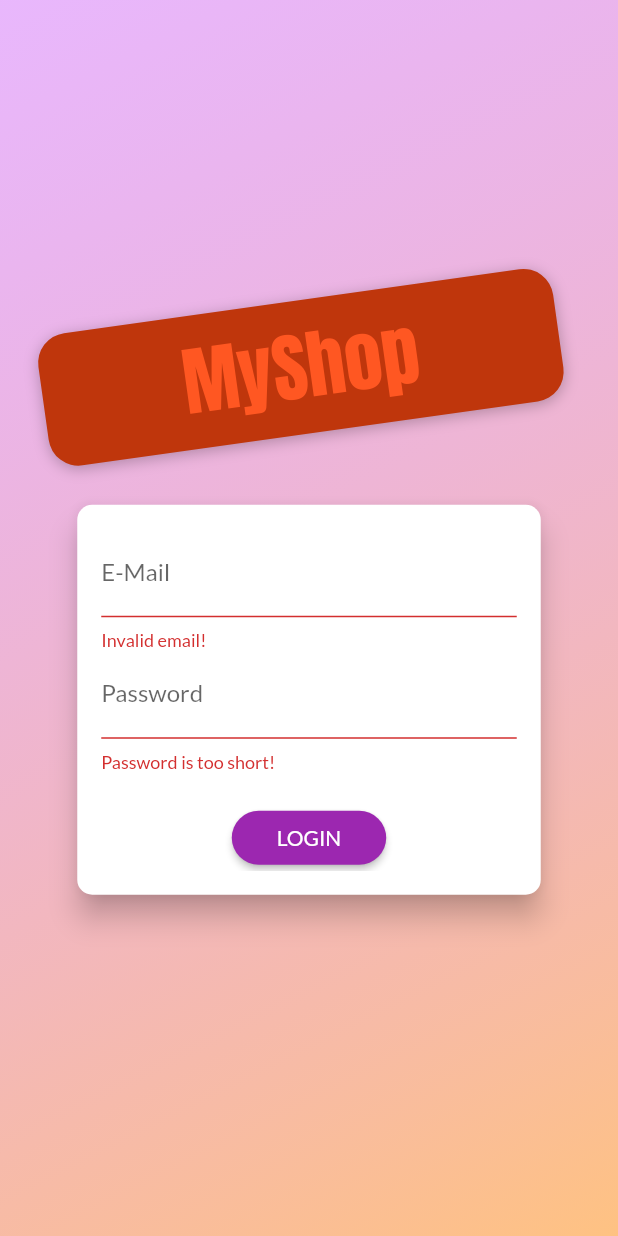
After one commit to rahulkolage/shop_app, a Flutter app: the screen it shows after launch, after a tap on "LOGIN", on a phone screen of 412 x 824 dp. The commit adds this screen. Run offline on Flutter 3.47's test engine with Material 2 defaults, Android fonts, the phone set to English and light mode, and no system bars; network calls fail.

Commit message:
Store auth token,ProxyProvider, attaching token to each http request, filtering data as per user

```diff
--- a/lib/main.dart
+++ b/lib/main.dart
@@ -7,7 +7,9 @@ import './screens/cart_screen.dart';
 import './screens/orders_screen.dart';
 import './screens/user_products_screen.dart';
 import './screens/edit_product_screen.dart';
+import './screens/auth_screen.dart';
 
+import './providers/auth.dart';
 import './providers/products_provider.dart';
 import './providers/cart.dart';
 import './providers/orders.dart';
@@ -21,8 +23,22 @@ class MyApp extends StatelessWidget {
         providers: [
           ChangeNotifierProvider(
             create: (ctx) {
+              return Auth();
+            },
+          ),
+          // first argument: i.e. Auth class, type of data that you depend on
+          // second argument: i.e. ProductsProvider, type of data you provide here.
+          ChangeNotifierProxyProvider<Auth, ProductsProvider>(
+            // ctx: new context generated, we can use _ in place too.
+            // value: is auth object of Auth provider which is passed to ChangeNotifierProxyProvider
+            // previous: is previous state i.e. old products object
+            update: (ctx, auth, previousProducts) => ProductsProvider(
+                auth.token!,
+                auth.userId!,
+                previousProducts == null ? [] : previousProducts.items),
+            create: (ctx) {
               // return instane of provider class
-            return ProductsProvider();
+              return ProductsProvider(null, null, []);
             },
           ),
           ChangeNotifierProvider(
@@ -30,13 +46,19 @@ class MyApp extends StatelessWidget {
               return Cart();
             },
           ),
-        ChangeNotifierProvider(
+          ChangeNotifierProxyProvider<Auth, Orders>(
+            update: (ctx, auth, previousOrders) => Orders(
+              auth.token!,
+              auth.userId!,
+              previousOrders == null ? [] : previousOrders.orders
+            ),
             create: (ctx) {
-            return Orders();
+              return Orders(null, null, []);
             },
           ),
         ],
-      child: MaterialApp(
+        child: Consumer<Auth>(
+          builder: (ctx, auth, _) => MaterialApp(
             title: 'MyShop',
             theme: ThemeData(
               primarySwatch: Colors.purple,
@@ -44,8 +66,12 @@ class MyApp extends StatelessWidget {
                 accentColor: Colors.deepOrange,
                 primarySwatch: Colors.purple,
               ),
-            fontFamily: 'Lato'),
-        home: ProductsOverviewScreen(),
+              fontFamily: 'Lato',
+              textTheme: const TextTheme(
+                button: TextStyle(color: Colors.white),
+              ),
+            ),
+            home: auth.isAuth ? ProductsOverviewScreen() : AuthScreen(),
             routes: {
               ProductDetailScreen.routeName: (context) => ProductDetailScreen(),
               CartScreen.routeName: (context) => CartScreen(),
@@ -54,7 +80,7 @@ class MyApp extends StatelessWidget {
               EditProductScreen.routeName: (context) => EditProductScreen(),
             },
           ),
-    );
+        ));
 
     // return ChangeNotifierProvider(
     //   create: (context) {
--- /dev/null
+++ b/lib/providers/auth.dart
@@ -0,0 +1,75 @@
+import 'dart:convert';
+
+import 'package:flutter/material.dart';
+import 'package:http/http.dart' as http;
+import './../models/http_exception.dart';
+
+class Auth with ChangeNotifier {
+  // firebase token expires after 1 hr
+  String? _token;
+  DateTime? _expiryDate;
+  String? _userId;
+
+  // Auth({this.token, this.expiryDate, this.userId});
+
+  // getter to check is authenticated
+  bool get isAuth {
+    return token != null;
+  }
+
+  String? get token {
+    if (_expiryDate != null &&
+        _expiryDate!.isAfter(DateTime.now()) &&
+        _token != null) {
+      return _token;
+    }
+    return null;
+  }
+
+  String? get userId {
+    return _userId;
+  }
+
+  Future<void> _authenticate(
+      String? email, String? password, String urlSegment) async {
+    final url = Uri.parse(
+        'https://identitytoolkit.googleapis.com/v1/accounts:$urlSegment?key=AIzaSyDKPhtoGiF8hYHslATTl6OsBpQoZh0HC9c');
+
+    try {
+      final response = await http.post(
+        url,
+        body: json.encode({
+          'email': email,
+          'password': password,
+          'returnSecureToken': true,
+        }),
+      );
+      final responseData = json.decode(response.body);
+      if (responseData['error'] != null) {
+        // even though statusCode is 200 means 'OK', error is not NULL, means
+        // some error is present
+        throw HttpException(responseData['error']['message']);
+      }
+
+      // set token & user id in memory
+      _token = responseData['idToken'];
+      _userId = responseData['localId'];
+      _expiryDate = DateTime.now().add(
+        Duration(
+          seconds: int.parse(responseData['expiresIn']),
+        ),
+      );
+      notifyListeners(); // to update UI, to trigger Consumer in main.dart
+    } catch (error) {
+      rethrow;
+    }
+  }
+
+  Future<void> signup(String? email, String? password) async {
+    return _authenticate(email, password, 'signUp');
+  }
+
+  Future<void> login(String? email, String? password) async {
+    return _authenticate(email, password, 'signInWithPassword');
+  }
+}
--- /dev/null
+++ b/lib/screens/auth_screen.dart
@@ -0,0 +1,294 @@
+import 'dart:math';
+
+import 'package:flutter/material.dart';
+import 'package:provider/provider.dart';
+
+import './../providers/auth.dart';
+
+import './../models/http_exception.dart';
+
+enum AuthMode { Signup, Login }
+
+class AuthScreen extends StatelessWidget {
+  static const routeName = '/auth';
+
+  @override
+  Widget build(BuildContext context) {
+    final deviceSize = MediaQuery.of(context).size;
+    // final transformConfig = Matrix4.rotationZ(-8 * pi / 180);
+    // transformConfig.translate(-10.0);
+    return Scaffold(
+      // resizeToAvoidBottomInset: false,
+      body: Stack(
+        children: <Widget>[
+          Container(
+            decoration: BoxDecoration(
+              gradient: LinearGradient(
+                colors: [
+                  Color.fromRGBO(215, 117, 255, 1).withOpacity(0.5),
+                  Color.fromRGBO(255, 188, 117, 1).withOpacity(0.9),
+                ],
+                begin: Alignment.topLeft,
+                end: Alignment.bottomRight,
+                stops: [0, 1],
+              ),
+            ),
+          ),
+          SingleChildScrollView(
+            child: Container(
+              height: deviceSize.height,
+              width: deviceSize.width,
+              child: Column(
+                mainAxisAlignment: MainAxisAlignment.center,
+                crossAxisAlignment: CrossAxisAlignment.center,
+                children: <Widget>[
+                  Flexible(
+                    child: Container(
+                      margin: EdgeInsets.only(bottom: 20.0),
+                      padding:
+                          EdgeInsets.symmetric(vertical: 8.0, horizontal: 94.0),
+                      transform: Matrix4.rotationZ(-8 * pi / 180)
+                        ..translate(-10.0),
+                      // ..translate(-10.0),
+                      decoration: BoxDecoration(
+                        borderRadius: BorderRadius.circular(20),
+                        color: Colors.deepOrange.shade900,
+                        boxShadow: [
+                          BoxShadow(
+                            blurRadius: 8,
+                            color: Colors.black26,
+                            offset: Offset(0, 2),
+                          )
+                        ],
+                      ),
+                      child: Text(
+                        'MyShop',
+                        style: TextStyle(
+                          color: Theme.of(context).colorScheme.secondary,
+                          fontSize: 50,
+                          fontFamily: 'Anton',
+                          fontWeight: FontWeight.normal,
+                        ),
+                      ),
+                    ),
+                  ),
+                  Flexible(
+                    flex: deviceSize.width > 600 ? 2 : 1,
+                    child: AuthCard(),
+                  ),
+                ],
+              ),
+            ),
+          ),
+        ],
+      ),
+    );
+  }
+}
+
+class AuthCard extends StatefulWidget {
+  const AuthCard({
+    Key? key,
+  }) : super(key: key);
+
+  @override
+  _AuthCardState createState() => _AuthCardState();
+}
+
+class _AuthCardState extends State<AuthCard> {
+  final GlobalKey<FormState> _formKey = GlobalKey();
+  AuthMode _authMode = AuthMode.Login;
+  Map<String, String> _authData = {
+    'email': '',
+    'password': '',
+  };
+  var _isLoading = false;
+  final _passwordController = TextEditingController();
+
+  void _showErrorDialog(String message) {
+    showDialog(
+      context: context,
+      builder: (ctx) => AlertDialog(
+        title: const Text('An Error Occurred!'),
+        content: Text(message),
+        actions: [
+          TextButton(
+            onPressed: () {
+              Navigator.of(ctx).pop();
+            },
+            child: const Text('Okay'),
+          ),
+        ],
+      ),
+    );
+  }
+
+  Future<void> _submit() async {
+    if (!_formKey.currentState!.validate()) {
+      // Invalid!
+      return;
+    }
+    _formKey.currentState!.save();
+    setState(() {
+      _isLoading = true;
+    });
+
+    try {
+      if (_authMode == AuthMode.Login) {
+        // Log user in
+        Provider.of<Auth>(context, listen: false).login(
+          _authData['email'],
+          _authData['password'],
+        );
+      } else {
+        // Sign user up
+        await Provider.of<Auth>(context, listen: false).signup(
+          _authData['email'],
+          _authData['password'],
+        );
+      }
+    } on HttpException catch (error) {
+      var errMsg = 'Authentication failed';
+      if (error.toString().contains('EMAIL_EXISTS')) {
+        errMsg = 'This email address is already in use.';
+      } else if (error.toString().contains('INVALID_EMAIL')) {
+        errMsg = 'This is not a valid email address.';
+      } else if (error.toString().contains('WEAK_PASSWORD')) {
+        errMsg = 'This password is too weak.';
+      } else if (error.toString().contains('EMAIL_NOT_FOUND')) {
+        errMsg = 'Could not find user with that email.';
+      } else if (error.toString().contains('INVALID_PASSWORD')) {
+        errMsg = 'Invalid password.';
+      }
+      _showErrorDialog(errMsg);
+    } catch (error) {
+      const errMsg = 'Could not authenticate you. Please try again later.';
+      _showErrorDialog(errMsg);
+    }
+
+    setState(() {
+      _isLoading = false;
+    });
+  }
+
+  void _switchAuthMode() {
+    if (_authMode == AuthMode.Login) {
+      setState(() {
+        _authMode = AuthMode.Signup;
+      });
+    } else {
+      setState(() {
+        _authMode = AuthMode.Login;
+      });
+    }
+  }
+
+  @override
+  Widget build(BuildContext context) {
+    final deviceSize = MediaQuery.of(context).size;
+    return Card(
+      shape: RoundedRectangleBorder(
+        borderRadius: BorderRadius.circular(10.0),
+      ),
+      elevation: 8.0,
+      child: Container(
+        height: _authMode == AuthMode.Signup ? 320 : 260,
+        constraints:
+            BoxConstraints(minHeight: _authMode == AuthMode.Signup ? 320 : 260),
+        width: deviceSize.width * 0.75,
+        padding: const EdgeInsets.all(16.0),
+        child: Form(
+          key: _formKey,
+          child: SingleChildScrollView(
+            child: Column(
+              children: <Widget>[
+                TextFormField(
+                  decoration: const InputDecoration(labelText: 'E-Mail'),
+                  keyboardType: TextInputType.emailAddress,
+                  validator: (value) {
+                    if (value!.isEmpty || !value.contains('@')) {
+                      return 'Invalid email!';
+                    }
+                    return null;
+                    // return null;
+                  },
+                  onSaved: (value) {
+                    _authData['email'] = value!;
+                  },
+                ),
+                TextFormField(
+                  decoration: const InputDecoration(labelText: 'Password'),
+                  obscureText: true,
+                  controller: _passwordController,
+                  validator: (value) {
+                    if (value!.isEmpty || value!.length < 5) {
+                      return 'Password is too short!';
+                    }
+                  },
+                  onSaved: (value) {
+                    _authData['password'] = value!;
+                  },
+                ),
+                if (_authMode == AuthMode.Signup)
+                  TextFormField(
+                    enabled: _authMode == AuthMode.Signup,
+                    decoration:
+                        const InputDecoration(labelText: 'Confirm Password'),
+                    obscureText: true,
+                    validator: _authMode == AuthMode.Signup
+                        ? (value) {
+                            if (value != _passwordController.text) {
+                              return 'Passwords do not match!';
+                            }
+                          }
+                        : null,
+                  ),
+                const SizedBox(height: 20),
+                if (_isLoading)
+                  CircularProgressIndicator()
+                else
+                  ElevatedButton(
+                    onPressed: _submit,
+                    style: ElevatedButton.styleFrom(
+                      foregroundColor:
+                          Theme.of(context).textTheme.button?.color,
+                      padding: const EdgeInsets.symmetric(
+                          horizontal: 30.0, vertical: 8.0),
+                      shape: RoundedRectangleBorder(
+                        borderRadius: BorderRadius.circular(30),
+                      ),
+                    ),
+                    child:
+                        Text(_authMode == AuthMode.Login ? 'LOGIN' : 'SIGN UP'),
+
+                    // shape: RoundedRectangleBorder(
+                    //   borderRadius: BorderRadius.circular(30),
+                    // ),
+                    // padding:
+                    //     EdgeInsets.symmetric(horizontal: 30.0, vertical: 8.0),
+                    // color: Theme.of(context).primaryColor,
+                    // textColor: Theme.of(context).primaryTextTheme.button.color,
+                  ),
+                TextButton(
+                  onPressed: _switchAuthMode,
+                  style: TextButton.styleFrom(
+                      foregroundColor: Theme.of(context).primaryColor,
+                      padding:
+                          const EdgeInsets.symmetric(horizontal: 30.0, vertical: 4),
+                      tapTargetSize: MaterialTapTargetSize.shrinkWrap),
+                  child: Text(
+                    '${_authMode == AuthMode.Login ? 'SIGNUP' : 'LOGIN'} INSTEAD',
+                  ),
+
+                  // padding: EdgeInsets.symmetric(horizontal: 30.0, vertical: 4),
+                  // materialTapTargetSize: MaterialTapTargetSize.shrinkWrap,
+                  // textColor: Theme.of(context).primaryColor,
+                ),
+              ],
+            ),
+          ),
+        ),
+      ),
+    );
+  }
+}
--- a/lib/widgets/order_items.dart
+++ b/lib/widgets/order_items.dart
@@ -24,7 +24,7 @@ class _OrderItemState extends State<OrderItem> {
       margin: const EdgeInsets.all(10),
       child: Column(children: [
         ListTile(
-          title: Text('\$${widget.order.amount}'),
+          title: Text('\$${(widget.order.amount).toStringAsFixed(2)}'),
           subtitle:
               Text(DateFormat('dd/MM/yyy hh:mm').format(widget.order.dateTime)),
           trailing: IconButton(
```
Also changed, not shown: lib/providers/orders.dart (+67 -3 lines), lib/providers/product.dart (+12 -8 lines), lib/providers/products_provider.dart (+40 -15 lines), lib/screens/cart_screen.dart (+44 -13 lines), lib/screens/orders_screen.dart (+70 -5 lines), lib/screens/user_products_screen.dart (+21 -6 lines), lib/widgets/product_item.dart (+5 -3 lines). Lines whose indentation alone changed are shown as unchanged.
